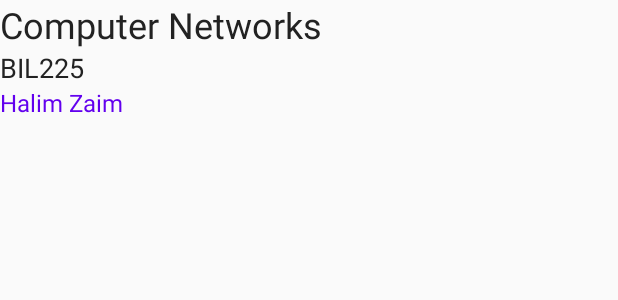
After one commit to ariokan/rollcall, an Android app: the layout row_custom_list_item.xml on its own in the app's theme, with its tools: preview values and no code run, on a phone screen of 412 x 824 dp. The commit adds this screen. Shown: the top 300 px of the screen. Run offline under Robolectric (Android 15) with nearby library versions, the phone set to English and light mode, and no system bars.

Commit message:
last update

```diff
--- a/app/build.gradle
+++ b/app/build.gradle
@@ -30,6 +30,9 @@ dependencies {
     implementation 'com.google.firebase:firebase-auth:16.0.5'
     implementation 'com.google.android.material:material:1.2.1'
     implementation 'de.hdodenhof:circleimageview:3.1.0'
+    implementation 'com.github.bumptech.glide:glide:4.11.0'
+    annotationProcessor 'com.github.bumptech.glide:compiler:4.11.0'
+
 
 
     implementation 'androidx.navigation:navigation-fragment:2.3.1'
--- a/app/src/main/AndroidManifest.xml
+++ b/app/src/main/AndroidManifest.xml
@@ -1,6 +1,8 @@
 <?xml version="1.0" encoding="utf-8"?>
 <manifest xmlns:android="http://schemas.android.com/apk/res/android"
     package="com.example.rollcall">
+    <uses-permission android:name="android.permission.READ_EXTERNAL_STORAGE"/>
+    <uses-permission android:name="android.permission.WRITE_EXTERNAL_STORAGE"/>
 
     <application
         android:allowBackup="true"
@@ -31,6 +33,8 @@
                 <category android:name="android.intent.category.DEFAULT" />
             </intent-filter>
         </activity>
+        <activity android:name="com.theartofdev.edmodo.cropper.CropImageActivity"
+            android:theme="@style/Base.Theme.AppCompat"/>
     </application>
 
 </manifest>
--- a/app/src/main/java/com/example/rollcall/LogInScreen.java
+++ b/app/src/main/java/com/example/rollcall/LogInScreen.java
@@ -22,7 +22,7 @@ import com.google.firebase.auth.FirebaseUser;
 public class LogInScreen extends AppCompatActivity {
     private FirebaseAuth mAuth;
 
-    //checks whete
+    //checks where
     public Boolean ValidateEmail (String mailadress){
         if (!Patterns.EMAIL_ADDRESS.matcher(mailadress).matches() && mailadress.equals(""))
             return false;
--- a/app/src/main/java/com/example/rollcall/ui/home/HomeFragment.java
+++ b/app/src/main/java/com/example/rollcall/ui/home/HomeFragment.java
@@ -31,7 +31,10 @@ public class HomeFragment extends Fragment {
     FirebaseFirestore db = FirebaseFirestore.getInstance();
     String[] courseName={"Veri Madenciliği","Bilişim Tasarım Projesi","Paralel Bilgisayarlar","Bulut Bilişim"};
     String[] teacherName={"Arzu Kakışım","Arzu Kakışım","Turgay Altılar","Alper Özpınar"};
+    String[] courseCode={"BIL235","BIL222","BIL131","BIL333"};
     int images[]={R.drawable.ic_home_black_24dp};
+
+
 
 
     public View onCreateView(@NonNull LayoutInflater inflater,
@@ -51,6 +54,7 @@ public class HomeFragment extends Fragment {
 
         listView=(ListView)root.findViewById(R.id.listView1);
         adapter=new ArrayAdapter<String >(getActivity(),android.R.layout.simple_list_item_1,courseName);
+
         listView.setAdapter(adapter);
         listView.setOnItemClickListener(new AdapterView.OnItemClickListener() {
             @Override
@@ -66,4 +70,6 @@ public class HomeFragment extends Fragment {
     }
 
 
+
+
 }
--- /dev/null
+++ b/app/src/main/res/layout/row_custom_list_item.xml
@@ -0,0 +1,47 @@
+<?xml version="1.0" encoding="utf-8"?>
+<RelativeLayout xmlns:android="http://schemas.android.com/apk/res/android"
+    android:layout_width="match_parent"
+    android:layout_height="match_parent">
+
+
+    <LinearLayout
+        android:layout_width="wrap_content"
+        android:layout_height="wrap_content"
+        android:orientation="vertical">
+
+        <TextView
+            android:layout_width="wrap_content"
+            android:layout_height="wrap_content"
+            android:id="@+id/dersAdi"
+            android:text="Computer Networks"
+            android:textSize="24dp"
+            android:textColor="#222222"/>
+
+        <TextView
+            android:layout_width="wrap_content"
+            android:layout_height="wrap_content"
+            android:id="@+id/dersKodu"
+            android:text="BIL225"
+            android:textSize="18dp"
+            android:textColor="#222"
+            />
+
+        <TextView
+            android:layout_width="wrap_content"
+            android:layout_height="wrap_content"
+            android:id="@+id/akademisyenAdi"
+            android:text="Halim Zaim"
+            android:textSize="16dp"
+            android:textColor="@color/colorPrimary"/>
+
+
+
+
+
+
+
+    </LinearLayout>
+
+
+
+</RelativeLayout>
```
Also changed, not shown: app/src/main/java/com/example/rollcall/RegisterScreen.java (+75 -1 lines), app/src/main/java/com/example/rollcall/ui/Camera/CameraFragment.java (+18 -10 lines), app/src/main/res/layout/fragment_camera.xml (+0 -14 lines), app/src/main/res/layout/fragment_home.xml (+0 -10 lines).
